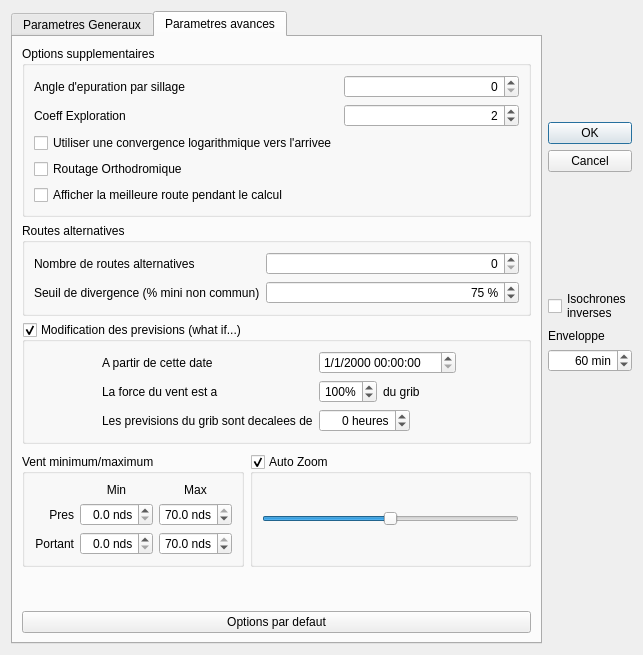
Above: src/Ui/Routage_Editor.ui from nohal/qtVlm before the change. Below: the same form after it.
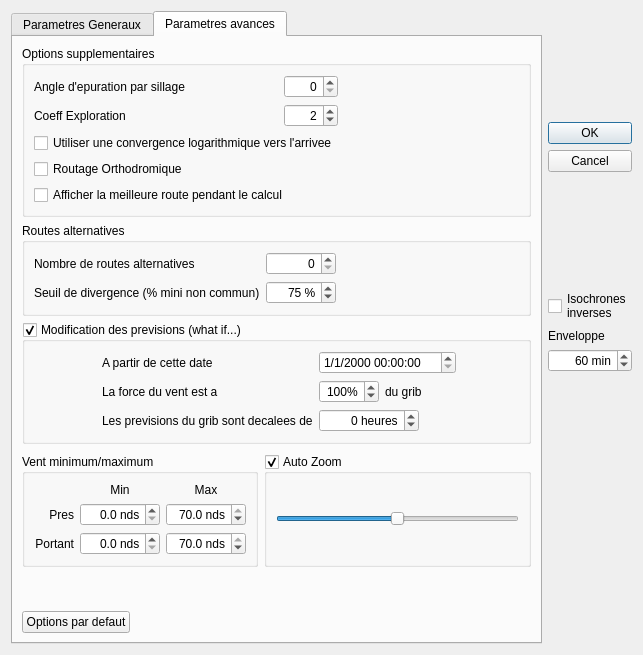
That is the form after the change. The open tabs and pages were chosen to show the change.

Commit message: Fix various bug in ROUTAGE

Diff of the .ui file:
```diff
--- a/src/Ui/Routage_Editor.ui
+++ b/src/Ui/Routage_Editor.ui
@@ -529,38 +529,8 @@
          <property name="title">
           <string>Options supplementaires</string>
          </property>
-         <layout class="QFormLayout" name="formLayout">
-          <property name="formAlignment">
-           <set>Qt::AlignHCenter|Qt::AlignTop</set>
-          </property>
-          <item row="0" column="0">
-           <widget class="QLabel" name="label_7">
-            <property name="text">
-             <string>Angle d'epuration par sillage</string>
-            </property>
-           </widget>
-          </item>
-          <item row="0" column="1">
-           <widget class="QSpinBox" name="pruneWakeAngle">
-            <property name="toolTip">
-             <string/>
-            </property>
-            <property name="alignment">
-             <set>Qt::AlignRight|Qt::AlignTrailing|Qt::AlignVCenter</set>
-            </property>
-            <property name="maximum">
-             <number>60</number>
-            </property>
-           </widget>
-          </item>
-          <item row="1" column="0">
-           <widget class="QLabel" name="label_13">
-            <property name="text">
-             <string>Coeff Exploration</string>
-            </property>
-           </widget>
-          </item>
-          <item row="1" column="1">
+         <layout class="QGridLayout" name="gridLayout_5">
+          <item row="1" column="2">
            <widget class="QSpinBox" name="explo">
             <property name="alignment">
              <set>Qt::AlignRight|Qt::AlignTrailing|Qt::AlignVCenter</set>
@@ -585,27 +555,105 @@
             </property>
            </widget>
           </item>
-          <item row="3" column="0">
-           <widget class="QCheckBox" name="RoutageOrtho">
+          <item row="0" column="2">
+           <widget class="QSpinBox" name="pruneWakeAngle">
+            <property name="sizePolicy">
+             <sizepolicy hsizetype="Minimum" vsizetype="Fixed">
+              <horstretch>0</horstretch>
+              <verstretch>0</verstretch>
+             </sizepolicy>
+            </property>
+            <property name="minimumSize">
+             <size>
+              <width>50</width>
+              <height>0</height>
+             </size>
+            </property>
+            <property name="toolTip">
+             <string/>
+            </property>
+            <property name="alignment">
+             <set>Qt::AlignRight|Qt::AlignTrailing|Qt::AlignVCenter</set>
+            </property>
+            <property name="maximum">
+             <number>60</number>
+            </property>
+           </widget>
+          </item>
+          <item row="1" column="4">
+           <spacer name="horizontalSpacer_3">
+            <property name="orientation">
+             <enum>Qt::Horizontal</enum>
+            </property>
+            <property name="sizeHint" stdset="0">
+             <size>
+              <width>125</width>
+              <height>20</height>
+             </size>
+            </property>
+           </spacer>
+          </item>
+          <item row="0" column="4">
+           <spacer name="horizontalSpacer_2">
+            <property name="orientation">
+             <enum>Qt::Horizontal</enum>
+            </property>
+            <property name="sizeHint" stdset="0">
+             <size>
+              <width>301</width>
+              <height>20</height>
+             </size>
+            </property>
+           </spacer>
+          </item>
+          <item row="0" column="0">
+           <widget class="QLabel" name="label_7">
             <property name="text">
-             <string>Routage Orthodromique</string>
+             <string>Angle d'epuration par sillage</string>
             </property>
            </widget>
           </item>
-          <item row="2" column="0">
+          <item row="2" column="0" colspan="3">
            <widget class="QCheckBox" name="log">
             <property name="text">
              <string>Utiliser une convergence logarithmique vers l'arrivee</string>
             </property>
            </widget>
           </item>
-          <item row="4" column="0">
+          <item row="4" column="0" colspan="3">
            <widget class="QCheckBox" name="showBestLive">
             <property name="text">
              <string>Afficher la meilleure route pendant le calcul</string>
             </property>
            </widget>
           </item>
+          <item row="1" column="0">
+           <widget class="QLabel" name="label_13">
+            <property name="text">
+             <string>Coeff Exploration</string>
+            </property>
+           </widget>
+          </item>
+          <item row="3" column="0">
+           <widget class="QCheckBox" name="RoutageOrtho">
+            <property name="text">
+             <string>Routage Orthodromique</string>
+            </property>
+           </widget>
+          </item>
+          <item row="0" column="1">
+           <spacer name="horizontalSpacer_6">
+            <property name="orientation">
+             <enum>Qt::Horizontal</enum>
+            </property>
+            <property name="sizeHint" stdset="0">
+             <size>
+              <width>40</width>
+              <height>20</height>
+             </size>
+            </property>
+           </spacer>
+          </item>
          </layout>
         </widget>
        </item>
@@ -614,10 +662,7 @@
          <property name="title">
           <string>Routes alternatives</string>
          </property>
-         <layout class="QFormLayout" name="formLayout_2">
-          <property name="fieldGrowthPolicy">
-           <enum>QFormLayout::AllNonFixedFieldsGrow</enum>
-          </property>
+         <layout class="QGridLayout" name="gridLayout_6">
           <item row="0" column="0">
            <widget class="QLabel" name="label_18">
             <property name="text">
@@ -627,6 +672,12 @@
           </item>
           <item row="0" column="1">
            <widget class="QSpinBox" name="nbAlter">
+            <property name="minimumSize">
+             <size>
+              <width>70</width>
+              <height>0</height>
+             </size>
+            </property>
             <property name="alignment">
              <set>Qt::AlignRight|Qt::AlignTrailing|Qt::AlignVCenter</set>
             </property>
@@ -641,6 +692,19 @@
             </property>
            </widget>
           </item>
+          <item row="0" column="2">
+           <spacer name="horizontalSpacer_4">
+            <property name="orientation">
+             <enum>Qt::Horizontal</enum>
+            </property>
+            <property name="sizeHint" stdset="0">
+             <size>
+              <width>213</width>
+              <height>20</height>
+             </size>
+            </property>
+           </spacer>
+          </item>
           <item row="1" column="0">
            <widget class="QLabel" name="label_19">
             <property name="text">
@@ -667,6 +731,19 @@
             </property>
            </widget>
           </item>
+          <item row="1" column="2">
+           <spacer name="horizontalSpacer_5">
+            <property name="orientation">
+             <enum>Qt::Horizontal</enum>
+            </property>
+            <property name="sizeHint" stdset="0">
+             <size>
+              <width>213</width>
+              <height>20</height>
+             </size>
+            </property>
+           </spacer>
+          </item>
          </layout>
         </widget>
        </item>
@@ -722,6 +799,12 @@
               <property name="enabled">
                <bool>true</bool>
               </property>
+              <property name="minimumSize">
+               <size>
+                <width>60</width>
+                <height>0</height>
+               </size>
+              </property>
               <property name="alignment">
                <set>Qt::AlignRight|Qt::AlignTrailing|Qt::AlignVCenter</set>
               </property>
@@ -760,6 +843,12 @@
             <property name="enabled">
              <bool>true</bool>
             </property>
+            <property name="minimumSize">
+             <size>
+              <width>100</width>
+              <height>0</height>
+             </size>
+            </property>
             <property name="alignment">
              <set>Qt::AlignRight|Qt::AlignTrailing|Qt::AlignVCenter</set>
             </property>
@@ -837,6 +926,12 @@
               <property name="enabled">
                <bool>true</bool>
               </property>
+              <property name="minimumSize">
+               <size>
+                <width>80</width>
+                <height>0</height>
+               </size>
+              </property>
               <property name="alignment">
                <set>Qt::AlignRight|Qt::AlignTrailing|Qt::AlignVCenter</set>
               </property>
@@ -899,6 +994,12 @@
               <property name="enabled">
                <bool>true</bool>
               </property>
+              <property name="minimumSize">
+               <size>
+                <width>80</width>
+                <height>0</height>
+               </size>
+              </property>
               <property name="alignment">
                <set>Qt::AlignRight|Qt::AlignTrailing|Qt::AlignVCenter</set>
               </property>
@@ -976,11 +1077,28 @@
         </spacer>
        </item>
        <item>
-        <widget class="QPushButton" name="Default">
-         <property name="text">
-          <string>Options par defaut</string>
-         </property>
-        </widget>
+        <layout class="QHBoxLayout" name="horizontalLayout_7">
+         <item>
+          <widget class="QPushButton" name="Default">
+           <property name="text">
+            <string>Options par defaut</string>
+           </property>
+          </widget>
+         </item>
+         <item>
+          <spacer name="horizontalSpacer">
+           <property name="orientation">
+            <enum>Qt::Horizontal</enum>
+           </property>
+           <property name="sizeHint" stdset="0">
+            <size>
+             <width>40</width>
+             <height>20</height>
+            </size>
+           </property>
+          </spacer>
+         </item>
+        </layout>
        </item>
       </layout>
      </widget>
```
Left out of the diff: 2 changed lines with no effect on the pictures.
